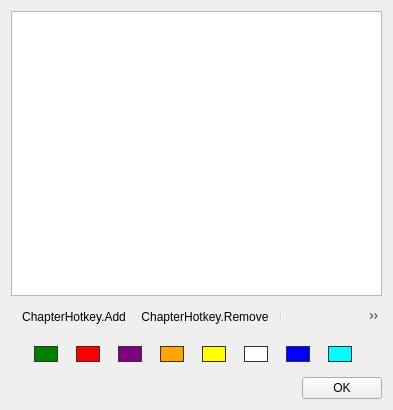
Old version of the form src/forms/chapter-hotkeys.ui in the repository UCHIHAHA103/obs-named-chapter-hotkeys2.
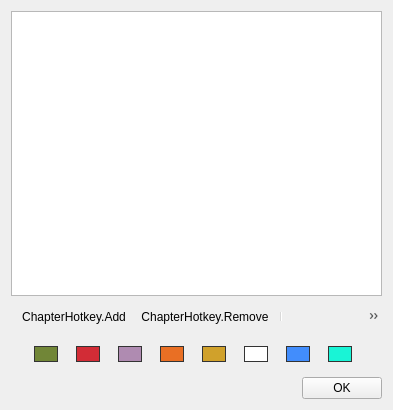
New version of the form. Icons and pictures are not drawn.

Commit message: Update color values to specified hex colors

The edit to the form file:
```diff
--- a/src/forms/chapter-hotkeys.ui
+++ b/src/forms/chapter-hotkeys.ui
@@ -52,7 +52,7 @@
          </size>
         </property>
         <property name="styleSheet">
-         <string notr="true">QPushButton { background-color: green; border-radius: 12px; border: 1px solid #333; } QPushButton:hover { border: 2px solid white; }</string>
+         <string notr="true">QPushButton { background-color: #718637; border-radius: 12px; border: 1px solid #333; } QPushButton:hover { border: 2px solid white; }</string>
         </property>
        </widget>
       </item>
@@ -65,7 +65,7 @@
          </size>
         </property>
         <property name="styleSheet">
-         <string notr="true">QPushButton { background-color: red; border-radius: 12px; border: 1px solid #333; } QPushButton:hover { border: 2px solid white; }</string>
+         <string notr="true">QPushButton { background-color: #D22C36; border-radius: 12px; border: 1px solid #333; } QPushButton:hover { border: 2px solid white; }</string>
         </property>
        </widget>
       </item>
@@ -78,7 +78,7 @@
          </size>
         </property>
         <property name="styleSheet">
-         <string notr="true">QPushButton { background-color: purple; border-radius: 12px; border: 1px solid #333; } QPushButton:hover { border: 2px solid white; }</string>
+         <string notr="true">QPushButton { background-color: #AF8BB1; border-radius: 12px; border: 1px solid #333; } QPushButton:hover { border: 2px solid white; }</string>
         </property>
        </widget>
       </item>
@@ -91,7 +91,7 @@
          </size>
         </property>
         <property name="styleSheet">
-         <string notr="true">QPushButton { background-color: orange; border-radius: 12px; border: 1px solid #333; } QPushButton:hover { border: 2px solid white; }</string>
+         <string notr="true">QPushButton { background-color: #E96F24; border-radius: 12px; border: 1px solid #333; } QPushButton:hover { border: 2px solid white; }</string>
         </property>
        </widget>
       </item>
@@ -104,7 +104,7 @@
          </size>
         </property>
         <property name="styleSheet">
-         <string notr="true">QPushButton { background-color: yellow; border-radius: 12px; border: 1px solid #333; } QPushButton:hover { border: 2px solid black; }</string>
+         <string notr="true">QPushButton { background-color: #D0A12B; border-radius: 12px; border: 1px solid #333; } QPushButton:hover { border: 2px solid black; }</string>
         </property>
        </widget>
       </item>
@@ -130,7 +130,7 @@
          </size>
         </property>
         <property name="styleSheet">
-         <string notr="true">QPushButton { background-color: blue; border-radius: 12px; border: 1px solid #333; } QPushButton:hover { border: 2px solid white; }</string>
+         <string notr="true">QPushButton { background-color: #428DFC; border-radius: 12px; border: 1px solid #333; } QPushButton:hover { border: 2px solid white; }</string>
         </property>
        </widget>
       </item>
@@ -143,7 +143,7 @@
          </size>
         </property>
         <property name="styleSheet">
-         <string notr="true">QPushButton { background-color: cyan; border-radius: 12px; border: 1px solid #333; } QPushButton:hover { border: 2px solid black; }</string>
+         <string notr="true">QPushButton { background-color: #19F4D6; border-radius: 12px; border: 1px solid #333; } QPushButton:hover { border: 2px solid black; }</string>
         </property>
        </widget>
       </item>
```
Left out of the diff: 2 changed lines with no effect on the pictures. The commit also changes 1 other file.
